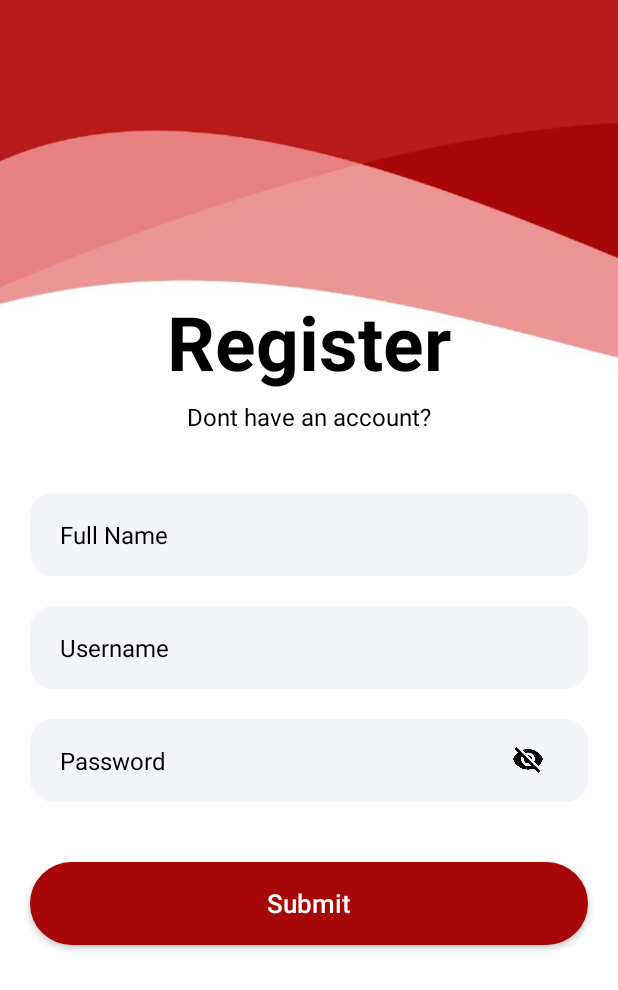
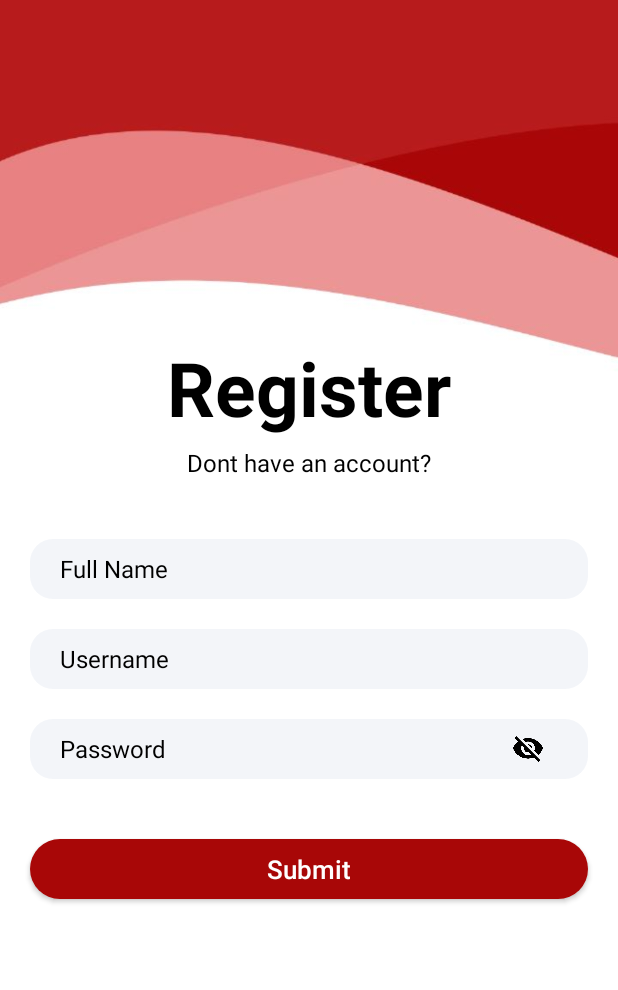
Before and after one commit to AmitGujar/EventApp, an Android app: the Register screen opened directly, with no data from a screen before it, on a phone screen of 412 x 824 dp. Shown: the top 990 px of the screen. Run offline under Robolectric (Android 15) with nearby library versions, the phone set to English and light mode, and no system bars; our stand-ins replace Firebase (no records; nobody signed in at launch, a user with empty details on screens opened directly); libraries missing offline, so code that uses them is left out: es.dmoral.toasty.

Commit message:
height changed

```diff
--- a/app/src/main/res/layout/activity_login.xml
+++ b/app/src/main/res/layout/activity_login.xml
@@ -172,6 +172,7 @@
         android:layout_marginEnd="20dp"
         android:layout_marginStart="20dp"
         android:text="@string/admin_login"
+        android:textStyle="bold"
         android:textAllCaps="false"
         android:layout_marginTop="10dp"
         android:background="@drawable/round_back_primary_15"
--- a/app/src/main/res/layout/activity_register.xml
+++ b/app/src/main/res/layout/activity_register.xml
@@ -30,7 +30,7 @@
     <EditText
         android:id="@+id/nameET"
         android:layout_width="match_parent"
-        android:layout_height="55dp"
+        android:layout_height="40dp"
         android:background="@drawable/round_back_dark_blue5_15"
         android:hint="@string/Name"
         android:textColorHint="@color/black"
@@ -48,7 +48,7 @@
     <EditText
         android:id="@+id/usernameET"
         android:layout_width="match_parent"
-        android:layout_height="55dp"
+        android:layout_height="40dp"
         android:background="@drawable/round_back_dark_blue5_15"
         android:hint="@string/username"
         android:textColorHint="@color/black"
@@ -65,7 +65,7 @@
 
     <RelativeLayout
         android:layout_width="match_parent"
-        android:layout_height="55dp"
+        android:layout_height="40dp"
         android:layout_marginStart="20dp"
         android:layout_marginEnd="20dp"
         android:layout_marginTop="20dp"
@@ -102,7 +102,7 @@
     <androidx.appcompat.widget.AppCompatButton
         android:id="@+id/signUpBtn"
         android:layout_width="match_parent"
-        android:layout_height="55dp"
+        android:layout_height="40dp"
         android:layout_marginEnd="20dp"
         android:layout_marginStart="20dp"
         android:text="@string/Submit"
```
